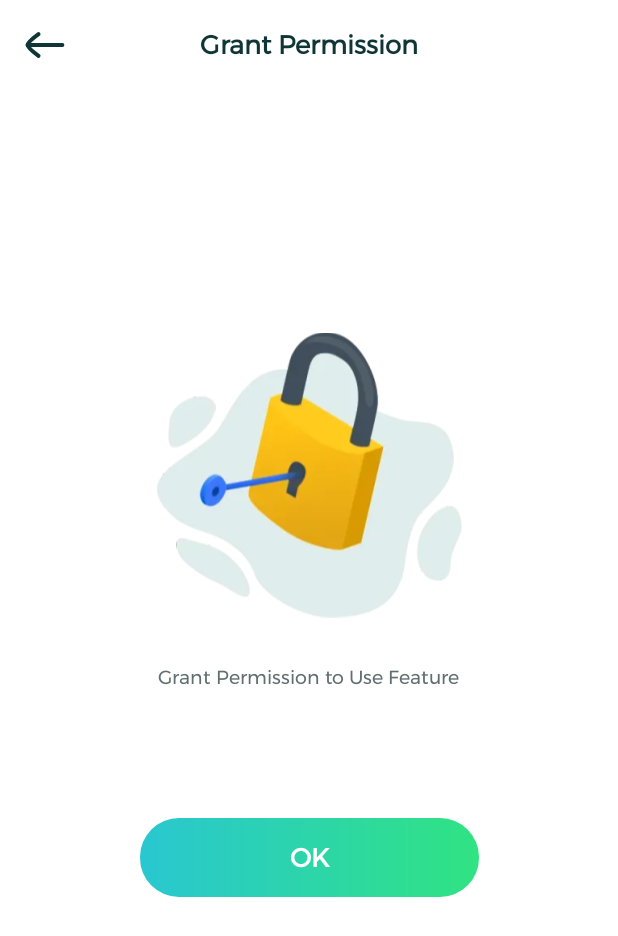
After one commit to Dale-jiang/OneClean, an Android app: the RecentAppGrantPermissionActivity screen opened directly, with no data from a screen before it, on a phone screen of 412 x 824 dp. The commit adds this screen. Shown: the top 936 px of the screen. Run offline under Robolectric (Android 15) with nearby library versions, the phone set to English and light mode, and no system bars.

Commit message:
权限页

```diff
--- a/app/src/main/AndroidManifest.xml
+++ b/app/src/main/AndroidManifest.xml
@@ -134,6 +134,11 @@
             android:configChanges="density|screenSize|keyboardHidden"
             android:screenOrientation="portrait" />
 
+        <activity
+            android:name=".ui.functions.recentapp.RecentAppGrantPermissionActivity"
+            android:configChanges="density|screenSize|keyboardHidden"
+            android:screenOrientation="portrait" />
+
         <service
             android:name=".ui.functions.notice.FrontNoticeService"
             android:exported="false" />
--- a/app/src/main/java/com/kk/newcleanx/ui/common/MainActivity.kt
+++ b/app/src/main/java/com/kk/newcleanx/ui/common/MainActivity.kt
@@ -10,7 +10,6 @@ import android.os.Bundle
 import android.provider.Settings
 import android.view.animation.Animation
 import android.view.animation.ScaleAnimation
-import android.widget.Toast
 import androidx.activity.result.contract.ActivityResultContracts
 import androidx.core.app.ActivityCompat
 import androidx.core.content.ContextCompat
@@ -45,6 +44,7 @@ import com.kk.newcleanx.ui.functions.clean.JunkScanningActivity
 import com.kk.newcleanx.ui.functions.deviceinfo.DeviceInfoActivity
 import com.kk.newcleanx.ui.functions.duplicatefile.DuplicateFileActivity
 import com.kk.newcleanx.ui.functions.empty.EmptyFolderActivity
+import com.kk.newcleanx.ui.functions.recentapp.RecentAppGrantPermissionActivity
 import com.kk.newcleanx.utils.CommonUtils
 import com.kk.newcleanx.utils.CommonUtils.hasNotificationPermission
 import com.kk.newcleanx.utils.CommonUtils.isAtLeastAndroid13
@@ -194,7 +194,7 @@ class MainActivity : AllFilePermissionActivity<AcMainBinding>() {
                 }
 
                 RECENT_APP -> {
-                    Toast.makeText(this, "RECENT_APP", Toast.LENGTH_LONG).show()
+                    RecentAppGrantPermissionActivity.start(this)
                 }
 
                 DUPLICATE_FILES_CLEAN -> {
--- /dev/null
+++ b/app/src/main/java/com/kk/newcleanx/ui/functions/recentapp/RecentAppGrantPermissionActivity.kt
@@ -0,0 +1,39 @@
+package com.kk.newcleanx.ui.functions.recentapp
+
+import android.content.Context
+import android.content.Intent
+import android.graphics.PorterDuff
+import android.os.Bundle
+import android.view.View
+import androidx.core.content.ContextCompat
+import com.kk.newcleanx.R
+import com.kk.newcleanx.databinding.AcRecentAppPermissionBinding
+import com.kk.newcleanx.ui.base.BaseActivity
+
+class RecentAppGrantPermissionActivity : BaseActivity<AcRecentAppPermissionBinding>() {
+
+    companion object {
+        fun start(context: Context) {
+            context.startActivity(Intent(context, RecentAppGrantPermissionActivity::class.java))
+        }
+    }
+
+    override fun topView(): View {
+        return binding.toolbar.root
+    }
+
+    override fun onCreate(savedInstanceState: Bundle?) {
+        super.onCreate(savedInstanceState)
+        binding.apply {
+            toolbar.tvTitle.text = getString(R.string.grant_permission)
+            toolbar.ivBack.setColorFilter(ContextCompat.getColor(this@RecentAppGrantPermissionActivity, R.color.main_text_color), PorterDuff.Mode.SRC_IN)
+            toolbar.ivBack.setOnClickListener {
+                onBackPressedDispatcher.onBackPressed()
+            }
+            btnOk.setOnClickListener {
+                // TODO:
+            }
+        }
+    }
+
+}
--- /dev/null
+++ b/app/src/main/res/layout/ac_recent_app_permission.xml
@@ -0,0 +1,55 @@
+<?xml version="1.0" encoding="utf-8"?>
+<androidx.constraintlayout.widget.ConstraintLayout xmlns:android="http://schemas.android.com/apk/res/android"
+    xmlns:app="http://schemas.android.com/apk/res-auto"
+    android:layout_width="match_parent"
+    android:layout_height="match_parent">
+
+    <include
+        android:id="@+id/toolbar"
+        layout="@layout/layout_toolbar" />
+
+    <androidx.appcompat.widget.AppCompatImageView
+        android:id="@+id/logo"
+        android:layout_width="189dp"
+        android:layout_height="177dp"
+        android:layout_marginTop="150dp"
+        app:layout_constraintEnd_toEndOf="parent"
+        app:layout_constraintStart_toStartOf="parent"
+        app:layout_constraintTop_toBottomOf="@+id/toolbar"
+        app:srcCompat="@mipmap/recent_app_permisson_logo" />
+
+
+    <androidx.appcompat.widget.AppCompatTextView
+        android:layout_width="wrap_content"
+        android:layout_height="wrap_content"
+        android:layout_marginTop="30dp"
+        android:fontFamily="@font/montserrat"
+        android:includeFontPadding="false"
+        android:text="@string/grant_permission_to_use_feature"
+        android:textColor="#FF616E6F"
+        android:textSize="12sp"
+        app:layout_constraintEnd_toEndOf="parent"
+        app:layout_constraintStart_toStartOf="parent"
+        app:layout_constraintTop_toBottomOf="@+id/logo" />
+
+
+    <androidx.appcompat.widget.AppCompatTextView
+        android:id="@+id/btn_ok"
+        android:layout_width="wrap_content"
+        android:layout_height="49dp"
+        android:layout_marginTop="124dp"
+        android:layout_marginBottom="16dp"
+        android:background="@drawable/ripple_clean_continue_btn"
+        android:fontFamily="@font/montserrat"
+        android:gravity="center"
+        android:minWidth="210dp"
+        android:text="@string/string_ok"
+        android:textColor="@color/white"
+        android:textSize="16sp"
+        android:textStyle="bold"
+        android:visibility="visible"
+        app:layout_constraintEnd_toEndOf="parent"
+        app:layout_constraintStart_toStartOf="parent"
+        app:layout_constraintTop_toBottomOf="@+id/logo" />
+
+</androidx.constraintlayout.widget.ConstraintLayout>
--- a/app/src/main/res/values/strings.xml
+++ b/app/src/main/res/values/strings.xml
@@ -138,6 +138,8 @@
     <string name="open_failed">Open Failed!</string>
     <string name="install_error_tip">[One Clean] doesn\'t not have permission to install items</string>
     <string name="same_has_been_selected">The same document has been selected</string>
+    <string name="grant_permission">Grant Permission</string>
+    <string name="grant_permission_to_use_feature">Grant Permission to Use Feature</string>
 
 
 </resources>
```
Also changed, not shown: app/src/main/res/mipmap-xhdpi/recent_app_permisson_logo.webp (added), app/src/main/res/mipmap-xxhdpi/recent_app_permisson_logo.webp (added), app/src/main/res/mipmap-xxxhdpi/recent_app_permisson_logo.webp (added).
